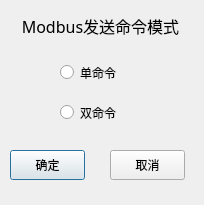
Before: the Qt Designer form IDC_TestSystem/SI-PDU/toolbox/sisetmodbuscmddlg.ui in ChinaClever/IDC_TestSystem, drawn with Qt 5.
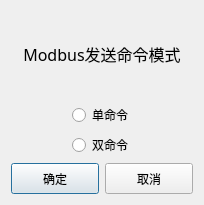
After: the same form once the commit is applied.

```diff
--- a/IDC_TestSystem/SI-PDU/toolbox/sisetmodbuscmddlg.ui
+++ b/IDC_TestSystem/SI-PDU/toolbox/sisetmodbuscmddlg.ui
@@ -13,80 +13,128 @@
   <property name="windowTitle">
    <string>命令模式选择</string>
   </property>
-  <widget class="QRadioButton" name="radioButton_1">
-   <property name="geometry">
-    <rect>
-     <x>60</x>
-     <y>60</y>
-     <width>89</width>
-     <height>25</height>
-    </rect>
-   </property>
-   <property name="text">
-    <string>单命令</string>
-   </property>
-  </widget>
-  <widget class="QRadioButton" name="radioButton_2">
-   <property name="geometry">
-    <rect>
-     <x>60</x>
-     <y>100</y>
-     <width>89</width>
-     <height>25</height>
-    </rect>
-   </property>
-   <property name="text">
-    <string>双命令</string>
-   </property>
-  </widget>
-  <widget class="QPushButton" name="okBtn">
-   <property name="geometry">
-    <rect>
-     <x>10</x>
-     <y>150</y>
-     <width>75</width>
-     <height>30</height>
-    </rect>
-   </property>
-   <property name="text">
-    <string>确定</string>
-   </property>
-  </widget>
-  <widget class="QPushButton" name="cancelBtn">
-   <property name="geometry">
-    <rect>
-     <x>110</x>
-     <y>150</y>
-     <width>75</width>
-     <height>30</height>
-    </rect>
-   </property>
-   <property name="text">
-    <string>取消</string>
-   </property>
-  </widget>
-  <widget class="QLabel" name="label">
-   <property name="geometry">
-    <rect>
-     <x>10</x>
-     <y>10</y>
-     <width>181</width>
-     <height>31</height>
-    </rect>
-   </property>
-   <property name="font">
-    <font>
-     <family>微软雅黑</family>
-     <pointsize>12</pointsize>
-    </font>
-   </property>
-   <property name="text">
-    <string>Modbus发送命令模式</string>
-   </property>
-   <property name="alignment">
-    <set>Qt::AlignCenter</set>
-   </property>
-  </widget>
+  <layout class="QVBoxLayout" name="verticalLayout">
+   <item>
+    <widget class="QLabel" name="label">
+     <property name="font">
+      <font>
+       <family>微软雅黑</family>
+       <pointsize>12</pointsize>
+      </font>
+     </property>
+     <property name="text">
+      <string>Modbus发送命令模式</string>
+     </property>
+     <property name="alignment">
+      <set>Qt::AlignCenter</set>
+     </property>
+    </widget>
+   </item>
+   <item>
+    <layout class="QHBoxLayout" name="horizontalLayout">
+     <item>
+      <spacer name="horizontalSpacer">
+       <property name="orientation">
+        <enum>Qt::Horizontal</enum>
+       </property>
+       <property name="sizeHint" stdset="0">
+        <size>
+         <width>40</width>
+         <height>20</height>
+        </size>
+       </property>
+      </spacer>
+     </item>
+     <item>
+      <widget class="QRadioButton" name="radioButton_1">
+       <property name="text">
+        <string>单命令</string>
+       </property>
+      </widget>
+     </item>
+     <item>
+      <spacer name="horizontalSpacer_2">
+       <property name="orientation">
+        <enum>Qt::Horizontal</enum>
+       </property>
+       <property name="sizeHint" stdset="0">
+        <size>
+         <width>40</width>
+         <height>20</height>
+        </size>
+       </property>
+      </spacer>
+     </item>
+    </layout>
+   </item>
+   <item>
+    <layout class="QHBoxLayout" name="horizontalLayout_2">
+     <item>
+      <spacer name="horizontalSpacer_3">
+       <property name="orientation">
+        <enum>Qt::Horizontal</enum>
+       </property>
+       <property name="sizeHint" stdset="0">
+        <size>
+         <width>40</width>
+         <height>20</height>
+        </size>
+       </property>
+      </spacer>
+     </item>
+     <item>
+      <widget class="QRadioButton" name="radioButton_2">
+       <property name="text">
+        <string>双命令</string>
+       </property>
+      </widget>
+     </item>
+     <item>
+      <spacer name="horizontalSpacer_4">
+       <property name="orientation">
+        <enum>Qt::Horizontal</enum>
+       </property>
+       <property name="sizeHint" stdset="0">
+        <size>
+         <width>40</width>
+         <height>20</height>
+        </size>
+       </property>
+      </spacer>
+     </item>
+    </layout>
+   </item>
+   <item>
+    <layout class="QHBoxLayout" name="horizontalLayout_3">
+     <item>
+      <widget class="QPushButton" name="okBtn">
+       <property name="minimumSize">
+        <size>
+         <width>0</width>
+         <height>31</height>
+        </size>
+       </property>
+       <property name="text">
+        <string>确定</string>
+       </property>
+      </widget>
+     </item>
+     <item>
+      <widget class="QPushButton" name="cancelBtn">
+       <property name="minimumSize">
+        <size>
+         <width>0</width>
+         <height>31</height>
+        </size>
+       </property>
+       <property name="text">
+        <string>取消</string>
+       </property>
+      </widget>
+     </item>
+    </layout>
+   </item>
+  </layout>
  </widget>
  <resources/>
  <connections/>
```
